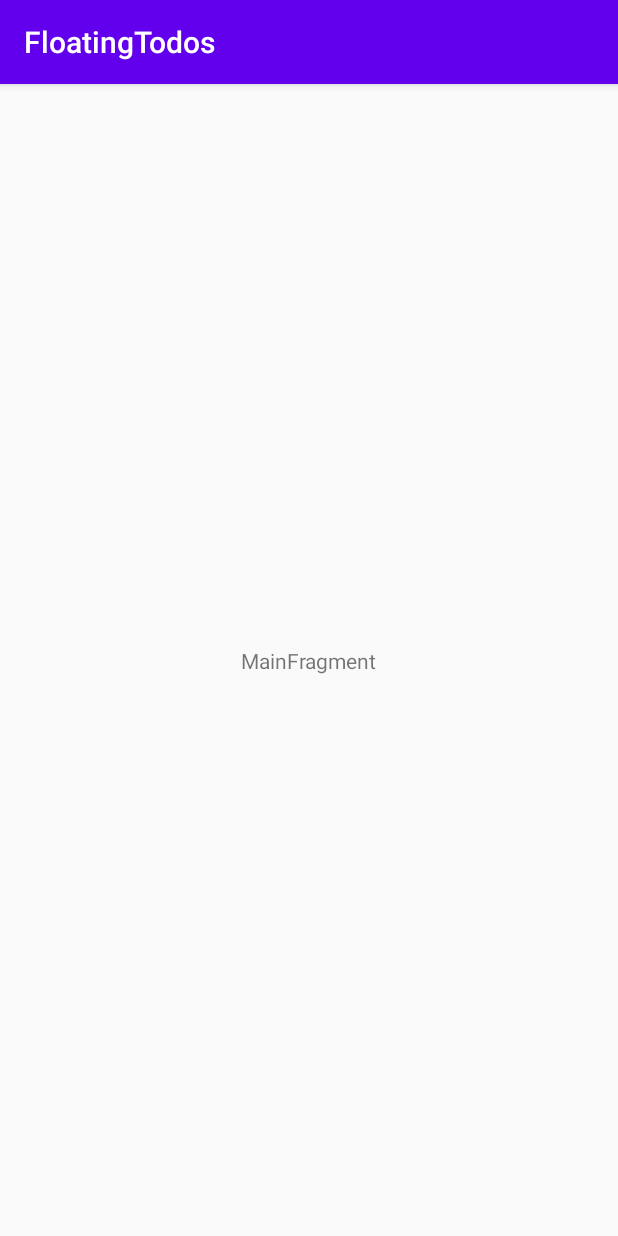
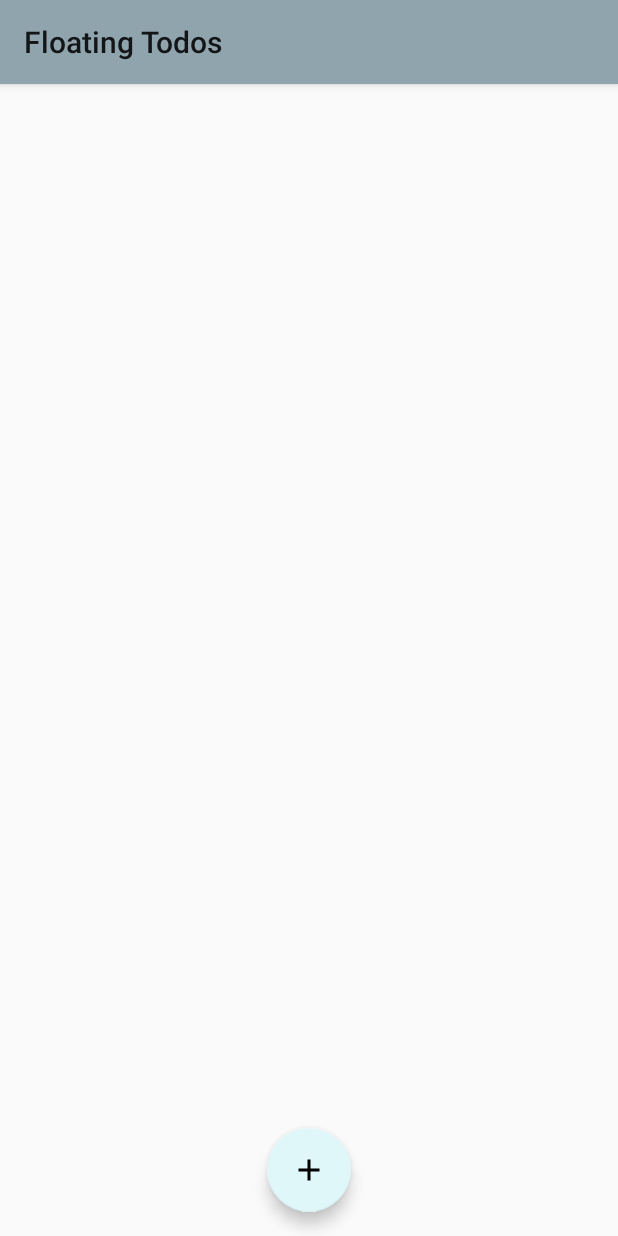
Before and after one commit to scottbisaillon/FloatingTodos, an Android app: the screen it shows after launch (MainActivity), on a phone screen of 412 x 824 dp. Run offline under Robolectric (Android 15) with nearby library versions, the phone set to English and light mode, and no system bars; our stand-ins replace navigation-ui.

Commit message:
Converted to use navigation component and adjusted styles

```diff
--- a/app/src/main/java/com/scottbisaillon/floatingtodos/MainActivity.kt
+++ b/app/src/main/java/com/scottbisaillon/floatingtodos/MainActivity.kt
@@ -2,17 +2,20 @@ package com.scottbisaillon.floatingtodos
 
 import androidx.appcompat.app.AppCompatActivity
 import android.os.Bundle
-import com.scottbisaillon.floatingtodos.ui.main.MainFragment
+import androidx.appcompat.widget.Toolbar
+
+import androidx.navigation.findNavController
+import androidx.navigation.ui.AppBarConfiguration
+import androidx.navigation.ui.setupWithNavController
 
 class MainActivity : AppCompatActivity() {
 
     override fun onCreate(savedInstanceState: Bundle?) {
         super.onCreate(savedInstanceState)
         setContentView(R.layout.main_activity)
-        if (savedInstanceState == null) {
-            supportFragmentManager.beginTransaction()
-                    .replace(R.id.container, MainFragment.newInstance())
-                    .commitNow()
-        }
+
+        val navController = findNavController(R.id.nav_host_fragment)
+        val appBarConfiguration = AppBarConfiguration(navController.graph)
+        findViewById<Toolbar>(R.id.my_toolbar).setupWithNavController(navController, appBarConfiguration)
     }
 }
--- a/app/src/main/java/com/scottbisaillon/floatingtodos/ui/main/MainFragment.kt
+++ /dev/null
@@ -1,30 +0,0 @@
-package com.scottbisaillon.floatingtodos.ui.main
-
-import androidx.lifecycle.ViewModelProviders
-import android.os.Bundle
-import androidx.fragment.app.Fragment
-import android.view.LayoutInflater
-import android.view.View
-import android.view.ViewGroup
-import com.scottbisaillon.floatingtodos.R
-
-class MainFragment : Fragment() {
-
-    companion object {
-        fun newInstance() = MainFragment()
-    }
-
-    private lateinit var viewModel: MainViewModel
-
-    override fun onCreateView(inflater: LayoutInflater, container: ViewGroup?,
-                              savedInstanceState: Bundle?): View {
-        return inflater.inflate(R.layout.main_fragment, container, false)
-    }
-
-    override fun onActivityCreated(savedInstanceState: Bundle?) {
-        super.onActivityCreated(savedInstanceState)
-        viewModel = ViewModelProviders.of(this).get(MainViewModel::class.java)
-        // TODO: Use the ViewModel
-    }
-
-}
--- a/app/src/main/java/com/scottbisaillon/floatingtodos/ui/main/MainViewModel.kt
+++ /dev/null
@@ -1,7 +0,0 @@
-package com.scottbisaillon.floatingtodos.ui.main
-
-import androidx.lifecycle.ViewModel
-
-class MainViewModel : ViewModel() {
-    // TODO: Implement the ViewModel
-}
--- /dev/null
+++ b/app/src/main/java/com/scottbisaillon/floatingtodos/ui/new_todo/NewTodoFragment.kt
@@ -0,0 +1,31 @@
+package com.scottbisaillon.floatingtodos.ui.new_todo
+
+import android.os.Bundle
+import android.view.LayoutInflater
+import android.view.View
+import android.view.ViewGroup
+import androidx.fragment.app.Fragment
+import androidx.fragment.app.viewModels
+import com.scottbisaillon.floatingtodos.R
+
+class NewTodoFragment : Fragment() {
+
+    private val viewModel: NewTodoViewModel by viewModels()
+
+    companion object {
+        fun newInstance() = NewTodoFragment()
+    }
+
+
+    override fun onCreateView(
+        inflater: LayoutInflater, container: ViewGroup?,
+        savedInstanceState: Bundle?
+    ): View? {
+        return inflater.inflate(R.layout.new_todo_fragment, container, false)
+    }
+
+    override fun onActivityCreated(savedInstanceState: Bundle?) {
+        super.onActivityCreated(savedInstanceState)
+    }
+
+}
--- /dev/null
+++ b/app/src/main/java/com/scottbisaillon/floatingtodos/ui/new_todo/NewTodoViewModel.kt
@@ -0,0 +1,7 @@
+package com.scottbisaillon.floatingtodos.ui.new_todo
+
+import androidx.lifecycle.ViewModel
+
+class NewTodoViewModel : ViewModel() {
+    // TODO: Implement the ViewModel
+}
--- /dev/null
+++ b/app/src/main/java/com/scottbisaillon/floatingtodos/ui/todo_list/TodoListFragment.kt
@@ -0,0 +1,36 @@
+package com.scottbisaillon.floatingtodos.ui.todo_list
+
+import android.os.Bundle
+import android.view.LayoutInflater
+import android.view.View
+import android.view.ViewGroup
+import androidx.fragment.app.Fragment
+import androidx.fragment.app.viewModels
+import androidx.navigation.Navigation
+import com.google.android.material.floatingactionbutton.FloatingActionButton
+import com.scottbisaillon.floatingtodos.R
+
+class TodoListFragment : Fragment() {
+
+    companion object {
+        fun newInstance() = TodoListFragment()
+    }
+
+    private val viewModel: TodoListViewModel by viewModels()
+
+    override fun onCreateView(
+        inflater: LayoutInflater, container: ViewGroup?,
+        savedInstanceState: Bundle?
+    ): View {
+        val view = inflater.inflate(R.layout.todo_list_fragment, container, false)
+
+        view.findViewById<FloatingActionButton>(R.id.fabNewTodo).setOnClickListener(Navigation.createNavigateOnClickListener(R.id.action_todoListFragment_to_newTodoFragment, null))
+
+        return view
+    }
+
+    override fun onActivityCreated(savedInstanceState: Bundle?) {
+        super.onActivityCreated(savedInstanceState)
+        // TODO: Use the ViewModel
+    }
+}
--- /dev/null
+++ b/app/src/main/java/com/scottbisaillon/floatingtodos/ui/todo_list/TodoListViewModel.kt
@@ -0,0 +1,7 @@
+package com.scottbisaillon.floatingtodos.ui.todo_list
+
+import androidx.lifecycle.ViewModel
+
+class TodoListViewModel : ViewModel() {
+    // TODO: Implement the ViewModel
+}
--- /dev/null
+++ b/app/src/main/res/drawable/ic_baseline_add_24.xml
@@ -0,0 +1,5 @@
+<vector android:height="24dp" android:tint="#000000"
+    android:viewportHeight="24" android:viewportWidth="24"
+    android:width="24dp" xmlns:android="http://schemas.android.com/apk/res/android">
+    <path android:fillColor="@android:color/black" android:pathData="M19,13h-6v6h-2v-6H5v-2h6V5h2v6h6v2z"/>
+</vector>
--- a/app/src/main/res/layout/main_activity.xml
+++ b/app/src/main/res/layout/main_activity.xml
@@ -1,7 +1,40 @@
 <?xml version="1.0" encoding="utf-8"?>
-<FrameLayout xmlns:android="http://schemas.android.com/apk/res/android"
+<androidx.constraintlayout.widget.ConstraintLayout xmlns:android="http://schemas.android.com/apk/res/android"
+    xmlns:app="http://schemas.android.com/apk/res-auto"
     xmlns:tools="http://schemas.android.com/tools"
-    android:id="@+id/container"
     android:layout_width="match_parent"
     android:layout_height="match_parent"
-    tools:context=".MainActivity" />
+    tools:context=".MainActivity">
+
+    <com.google.android.material.appbar.AppBarLayout
+        android:id="@+id/appBarLayout"
+        android:layout_width="match_parent"
+        android:layout_height="wrap_content"
+        app:layout_constraintEnd_toEndOf="parent"
+        app:layout_constraintStart_toStartOf="parent"
+        app:layout_constraintTop_toTopOf="parent">
+
+        <androidx.appcompat.widget.Toolbar
+            android:id="@+id/my_toolbar"
+            android:layout_width="match_parent"
+            android:layout_height="?attr/actionBarSize"
+            android:background="?attr/colorPrimary"
+            android:elevation="4dp"
+            android:theme="@style/ThemeOverlay.AppCompat.ActionBar"
+            app:popupTheme="@style/ThemeOverlay.AppCompat.Light" />
+    </com.google.android.material.appbar.AppBarLayout>
+
+    <fragment
+        android:id="@+id/nav_host_fragment"
+        android:name="androidx.navigation.fragment.NavHostFragment"
+        android:layout_width="0dp"
+        android:layout_height="0dp"
+        app:defaultNavHost="true"
+        app:layout_constraintBottom_toBottomOf="parent"
+        app:layout_constraintLeft_toLeftOf="parent"
+
+        app:layout_constraintRight_toRightOf="parent"
+        app:layout_constraintTop_toBottomOf="@+id/appBarLayout"
+        app:navGraph="@navigation/nav_graph" />
+
+</androidx.constraintlayout.widget.ConstraintLayout>
--- a/app/src/main/res/layout/main_fragment.xml
+++ /dev/null
@@ -1,20 +0,0 @@
-<?xml version="1.0" encoding="utf-8"?>
-<androidx.constraintlayout.widget.ConstraintLayout xmlns:android="http://schemas.android.com/apk/res/android"
-    xmlns:app="http://schemas.android.com/apk/res-auto"
-    xmlns:tools="http://schemas.android.com/tools"
-    android:id="@+id/main"
-    android:layout_width="match_parent"
-    android:layout_height="match_parent"
-    tools:context=".ui.main.MainFragment">
-
-    <TextView
-        android:id="@+id/message"
-        android:layout_width="wrap_content"
-        android:layout_height="wrap_content"
-        android:text="MainFragment"
-        app:layout_constraintBottom_toBottomOf="parent"
-        app:layout_constraintEnd_toEndOf="parent"
-        app:layout_constraintStart_toStartOf="parent"
-        app:layout_constraintTop_toTopOf="parent" />
-
-</androidx.constraintlayout.widget.ConstraintLayout>
--- /dev/null
+++ b/app/src/main/res/layout/new_todo_fragment.xml
@@ -0,0 +1,13 @@
+<?xml version="1.0" encoding="utf-8"?>
+<FrameLayout xmlns:android="http://schemas.android.com/apk/res/android"
+    xmlns:tools="http://schemas.android.com/tools"
+    android:layout_width="match_parent"
+    android:layout_height="match_parent"
+    tools:context=".ui.new_todo.NewTodoFragment">
+
+    <TextView
+        android:layout_width="match_parent"
+        android:layout_height="match_parent"
+        android:text="Hello" />
+
+</FrameLayout>
--- /dev/null
+++ b/app/src/main/res/layout/todo_list_fragment.xml
@@ -0,0 +1,32 @@
+<?xml version="1.0" encoding="utf-8"?>
+<androidx.constraintlayout.widget.ConstraintLayout xmlns:android="http://schemas.android.com/apk/res/android"
+    xmlns:app="http://schemas.android.com/apk/res-auto"
+    xmlns:tools="http://schemas.android.com/tools"
+    android:id="@+id/main"
+    android:layout_width="match_parent"
+    android:layout_height="match_parent"
+    tools:context=".ui.todo_list.TodoListFragment">
+
+    <androidx.recyclerview.widget.RecyclerView
+        android:id="@+id/rvTodoList"
+        android:layout_width="0dp"
+        android:layout_height="0dp"
+        app:layout_constraintBottom_toBottomOf="parent"
+        app:layout_constraintEnd_toEndOf="parent"
+        app:layout_constraintHorizontal_bias="0.0"
+        app:layout_constraintStart_toStartOf="parent"
+        app:layout_constraintTop_toTopOf="parent"
+        app:layout_constraintVertical_bias="0.0" />
+
+    <com.google.android.material.floatingactionbutton.FloatingActionButton
+        android:id="@+id/fabNewTodo"
+        android:layout_width="wrap_content"
+        android:layout_height="wrap_content"
+        android:layout_marginBottom="16dp"
+        android:clickable="true"
+        android:focusable="true"
+        android:src="@drawable/ic_baseline_add_24"
+        app:layout_constraintBottom_toBottomOf="parent"
+        app:layout_constraintEnd_toEndOf="parent"
+        app:layout_constraintStart_toStartOf="parent" />
+</androidx.constraintlayout.widget.ConstraintLayout>
--- /dev/null
+++ b/app/src/main/res/navigation/nav_graph.xml
@@ -0,0 +1,22 @@
+<?xml version="1.0" encoding="utf-8"?>
+<navigation xmlns:android="http://schemas.android.com/apk/res/android"
+    xmlns:app="http://schemas.android.com/apk/res-auto"
+    xmlns:tools="http://schemas.android.com/tools"
+    android:id="@+id/nav_graph"
+    app:startDestination="@id/todoListFragment">
+
+    <fragment
+        android:id="@+id/todoListFragment"
+        android:name="com.scottbisaillon.floatingtodos.ui.todo_list.TodoListFragment"
+        android:label="Floating Todos"
+        tools:layout="@layout/todo_list_fragment" >
+        <action
+            android:id="@+id/action_todoListFragment_to_newTodoFragment"
+            app:destination="@id/newTodoFragment" />
+    </fragment>
+    <fragment
+        android:id="@+id/newTodoFragment"
+        android:name="com.scottbisaillon.floatingtodos.ui.new_todo.NewTodoFragment"
+        android:label="New Todo"
+        tools:layout="@layout/new_todo_fragment" />
+</navigation>
--- a/app/src/main/res/values/colors.xml
+++ b/app/src/main/res/values/colors.xml
@@ -1,6 +1,6 @@
 <?xml version="1.0" encoding="utf-8"?>
 <resources>
-    <color name="colorPrimary">#6200EE</color>
-    <color name="colorPrimaryDark">#3700B3</color>
-    <color name="colorAccent">#03DAC5</color>
+    <color name="colorPrimary">#90a4ae</color>
+    <color name="colorPrimaryDark">#62757f</color>
+    <color name="colorAccent">#e0f7fa</color>
 </resources>
--- a/app/src/main/res/values/styles.xml
+++ b/app/src/main/res/values/styles.xml
@@ -1,6 +1,6 @@
 <resources>
     <!-- Base application theme. -->
-    <style name="AppTheme" parent="Theme.AppCompat.Light.DarkActionBar">
+    <style name="AppTheme" parent="Theme.AppCompat.Light.NoActionBar">
         <!-- Customize your theme here. -->
         <item name="colorPrimary">@color/colorPrimary</item>
         <item name="colorPrimaryDark">@color/colorPrimaryDark</item>
```
Also changed, not shown: app/build.gradle (+14 -4 lines).
